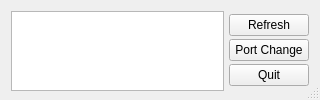
Hospitalization/qtcomport, file mainwindow.ui: the form before one commit.
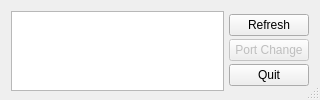
The form after the commit.

The edit to the form file:
```diff
--- a/mainwindow.ui
+++ b/mainwindow.ui
@@ -85,6 +85,9 @@
         </item>
         <item>
          <widget class="QPushButton" name="pushButton_PortChange">
+          <property name="enabled">
+           <bool>false</bool>
+          </property>
           <property name="text">
            <string>Port Change</string>
           </property>
```
Left out of the diff: 2 changed lines with no effect on the pictures.
